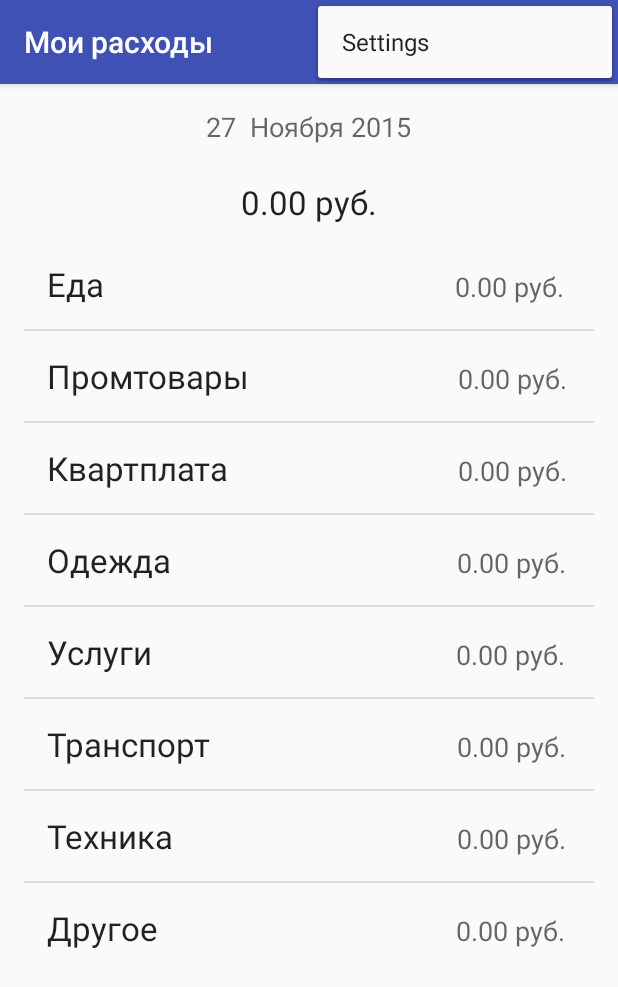
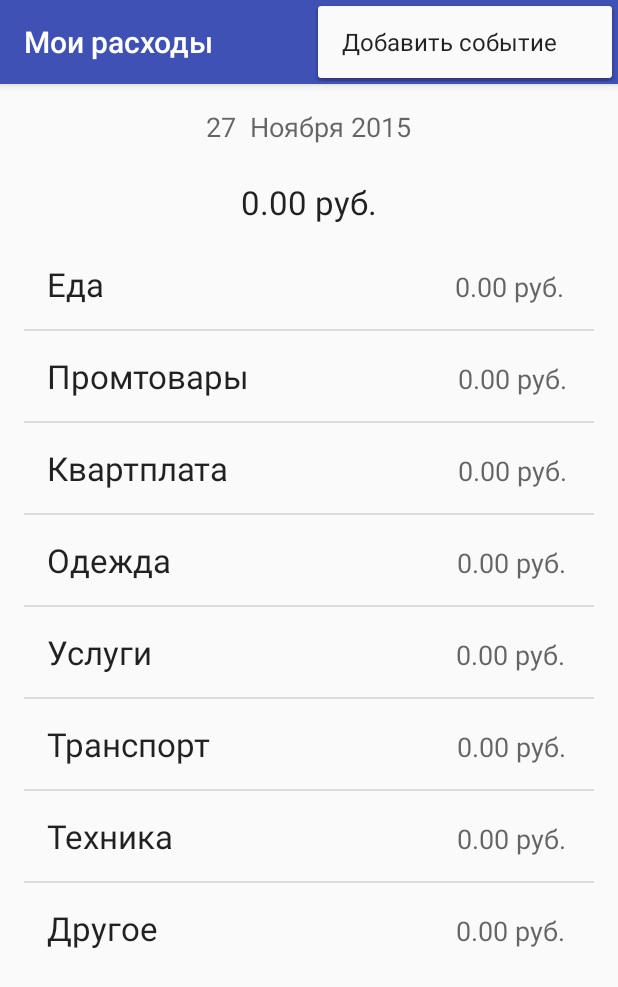
Before and after one commit to IncineratorG/Expenses, an Android app: the screen it shows after launch (MainActivity), with the options menu open, on a phone screen of 412 x 824 dp. Shown: the top 987 px of the screen. Run offline under Robolectric (Android 15) with nearby library versions, the phone set to English and light mode, and no system bars.

Commit message:
Start working on Activity for adding events.

```diff
--- a/app/src/main/AndroidManifest.xml
+++ b/app/src/main/AndroidManifest.xml
@@ -19,7 +19,8 @@
             </intent-filter>
         </activity>
         <activity android:name=".InputDataActivity" />
-        <activity android:name=".Periods"></activity>
+        <activity android:name=".Periods" />
+        <activity android:name=".AddNewEvent"></activity>
     </application>
 
 </manifest>
--- a/app/src/main/java/com/example/costs/CostsDB.java
+++ b/app/src/main/java/com/example/costs/CostsDB.java
@@ -15,11 +15,14 @@ import java.util.List;
  */
 public class CostsDB extends SQLiteOpenHelper {
 
+    // Значения месяца для записей в базе данных начинаются с единицы, а не с нуля
+
     private static final int DATABASE_VERSION = 1;
     private static final String DATABASE_NAME = "costs.db";
     private static final String TABLE_COSTS = "costs";
     private static final String TABLE_LAST_ENTERED_VALUES = "lastenteredvalues";
     private static final String TABLE_PERIOD = "period";
+    private static final String TABLE_EVENTS = "events";
     private static final String COLUMN_ID = "_id";
     private static final String COLUMN_MONTH = "month";
     private static final String COLUMN_YEAR = "year";
@@ -30,6 +33,9 @@ public class CostsDB extends SQLiteOpenHelper {
     private static final String COLUMN_DATE_IN_MILLISECONDS = "milliseconds";
     private static final String COLUMN_NOTE = "note";
     private static final String COLUMN_PERIOD = "period";
+    private static final String COLUMN_EVENT_DESCRIPTION = "eventdescription";
+    private static final String COLUMN_EVENT_DATE = "eventdate";
+    private static final String COLUMN_EVENT_DATE_IN_MILLISECONDS = "milliseconds";
 
     public enum CostType {
         FOOD, CLOTHES, COMMUNAL_RENT,
@@ -61,14 +67,21 @@ public class CostsDB extends SQLiteOpenHelper {
                 COLUMN_COSTS + " TEXT, " +
                 COLUMN_NOTE + " TEXT " +
                 ");";
-        String createTablePeriod = "CREATE TABLE " + TABLE_PERIOD + " ( " +
+        String createTablePeriod = "CREATE TABLE " + TABLE_PERIOD + " (" +
                 COLUMN_ID + " INTEGER PRIMARY KEY AUTOINCREMENT, " +
                 COLUMN_PERIOD + " TEXT " +
+                ");";
+        String createTableEvents = "CREATE TABLE " + TABLE_EVENTS + " (" +
+                COLUMN_ID + " INTEGER PRIMARY KEY AUTOINCREMENT, " +
+                COLUMN_EVENT_DESCRIPTION + " TEXT, " +
+                COLUMN_EVENT_DATE + " TEXT, " +
+                COLUMN_EVENT_DATE_IN_MILLISECONDS + " INTEGER " +
                 ");";
 
         db.execSQL(createPrimaryTableQuery);
         db.execSQL(createSecondaryTableQuery);
         db.execSQL(createTablePeriod);
+        db.execSQL(createTableEvents);
     }
 
     @Override
@@ -279,6 +292,9 @@ public class CostsDB extends SQLiteOpenHelper {
 
 
 
+    public void addNewEvent(String eventDescription, String eventDate) {
+
+    }
 
 
 
@@ -286,55 +302,11 @@ public class CostsDB extends SQLiteOpenHelper {
 
 
 
-    /*
-    public void addTest() {
-        int month = 1;
-        int year = 1;
-        CostType costType = CostType.FOOD;
-        String costsValue = "12000";
-
-        SQLiteDatabase db = getWritableDatabase();
-
-        ContentValues values = new ContentValues();
-        values.put(COLUMN_MONTH, month);
-        values.put(COLUMN_YEAR, year);
-        values.put(COLUMN_COST_TYPE, String.valueOf(costType));
-        values.put(COLUMN_MONTHLYCOSTS, costsValue);
-
-        db.insert(TABLE_COSTS, null, values);
-    }
-
-    public String getTest() {
-        int month = 1;
-        int year = 1;
-        CostType costType = CostType.FOOD;
-        String s = String.valueOf(costType);
-        String costsValue = "12000";
-
-        SQLiteDatabase db = getWritableDatabase();
-
-        String query = "select * from " + TABLE_COSTS +
-                " where " + COLUMN_COST_TYPE + " = '" + String.valueOf(costType) + "'";
 
 
-        Cursor c = null;
-        String dbResult = "error";
 
-        try {
-            c = db.rawQuery(query, null);
-            c.moveToFirst();
 
-            dbResult = c.getString(c.getColumnIndex(COLUMN_MONTHLYCOSTS));
-        } catch (Exception e) {}
-        finally {
-            if (c != null)
-                c.close();
 
-            return dbResult;
-        }
-
-    }
-*/
     public String getAllDB() {
         String dbString = "";
         SQLiteDatabase db = getWritableDatabase();
--- a/app/src/main/java/com/example/costs/MainActivity.java
+++ b/app/src/main/java/com/example/costs/MainActivity.java
@@ -264,8 +264,9 @@ public class MainActivity extends AppCompatActivity {
 
     @Override
     public boolean onCreateOptionsMenu(Menu menu) {
-        // Inflate the menu; this adds items to the action bar if it is present.
-        getMenuInflater().inflate(R.menu.menu_main, menu);
+        super.onCreateOptionsMenu(menu);
+
+        menu.add(1, 1, 1, "Добавить событие");
         return true;
     }
 
@@ -276,9 +277,9 @@ public class MainActivity extends AppCompatActivity {
         // as you specify a parent activity in AndroidManifest.xml.
         int id = item.getItemId();
 
-        //noinspection SimplifiableIfStatement
-        if (id == R.id.action_settings) {
-            return true;
+        if (id == 1) {
+            Intent addNewEventIntent = new Intent(this, AddNewEvent.class);
+            startActivity(addNewEventIntent);
         }
 
         return super.onOptionsItemSelected(item);
--- a/app/src/main/java/com/example/costs/Periods.java
+++ b/app/src/main/java/com/example/costs/Periods.java
@@ -22,6 +22,8 @@ public class Periods extends AppCompatActivity {
 
         db = new CostsDB(this, null, null, 1);
 
+        // Создаём массив из периодов (месяца и года), для которых
+        // имеются записи в базе данных
         List<String> periodsList = db.getAllPeriods();
         String[] periodsArray = new String[periodsList.size()];
         periodsList.toArray(periodsArray);
--- a/app/src/main/res/layout/activity_input_data.xml
+++ b/app/src/main/res/layout/activity_input_data.xml
@@ -18,7 +18,9 @@
         android:layout_marginTop="120dp"
         android:layout_alignParentTop="true"
         android:layout_alignParentLeft="true"
-        android:layout_alignParentStart="true" />
+        android:layout_alignParentStart="true"
+        android:focusable="true"
+        android:focusableInTouchMode="true" />
 
     <Button
         android:layout_width="wrap_content"
```
